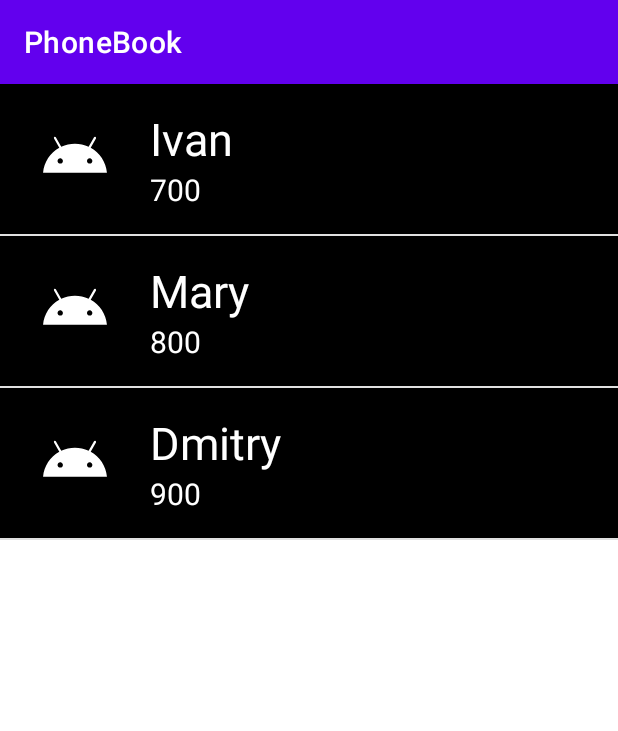
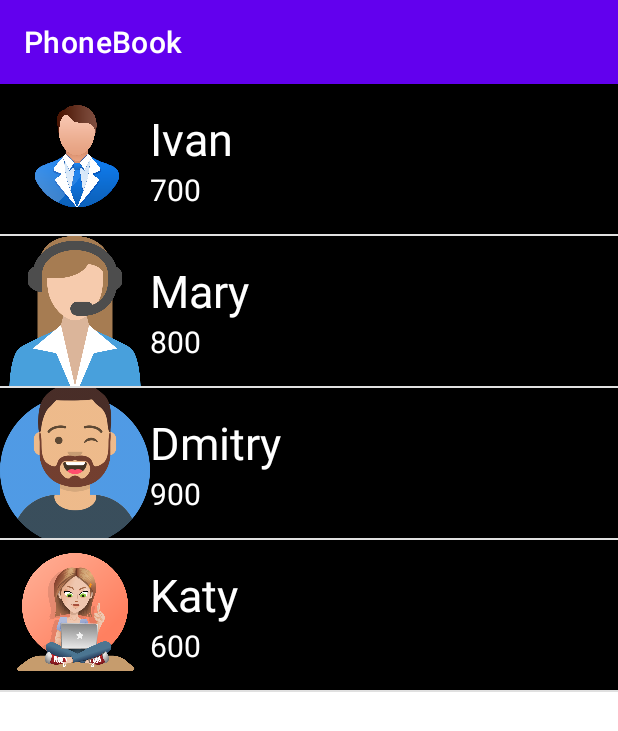
Before and after one commit to ArtemSitnikovProgrammer/Eltex-Android-java-PhoneBook, an Android app: the screen it shows after launch (MainActivity), on a phone screen of 412 x 824 dp. Shown: the top 731 px of the screen. Run offline under Robolectric (Android 15) with nearby library versions, the phone set to English and light mode, and no system bars.

Commit message:
add Developer and Manager class, avatar image

```diff
--- /dev/null
+++ b/app/src/main/java/ru/eltex/phonebook/Developer.java
@@ -0,0 +1,8 @@
+package ru.eltex.phonebook;
+
+public class Developer extends User{
+
+    public Developer(String name, String phone, String gender) {
+        super(name, phone,gender);
+    }
+}
--- a/app/src/main/java/ru/eltex/phonebook/MainActivity.java
+++ b/app/src/main/java/ru/eltex/phonebook/MainActivity.java
@@ -20,9 +20,10 @@ public class MainActivity extends AppCompatActivity {
 
 
         User[] users = {
-                new User("Ivan", "700"),
-                new User("Mary", "800"),
-                new User("Dmitry", "900"),
+                new Manager("Ivan", "700", "M"),
+                new Manager("Mary", "800", "W"),
+                new Developer("Dmitry", "900","M"),
+                new Developer("Katy", "600", "W")
         };
 
         PhoneAdapter phoneAdapter = new PhoneAdapter(this, users);
--- /dev/null
+++ b/app/src/main/java/ru/eltex/phonebook/Manager.java
@@ -0,0 +1,8 @@
+package ru.eltex.phonebook;
+
+public class Manager extends User{
+
+    public Manager(String name, String phone, String gender) {
+        super(name, phone,gender);
+    }
+}
--- a/app/src/main/java/ru/eltex/phonebook/PhoneAdapter.java
+++ b/app/src/main/java/ru/eltex/phonebook/PhoneAdapter.java
@@ -36,7 +36,16 @@ public class PhoneAdapter extends ArrayAdapter<User> {
         phone.setText(this.users[position].getPhone());
 
         ImageView imageView = (ImageView) view.findViewById(R.id.avatar);
-        imageView.setImageResource(R.drawable.ic_launcher_foreground);
+
+        if("Developer".equals(this.users[position].getClass().getSimpleName())) {
+            if("M".equals(this.users[position].getGender())) {
+                imageView.setImageResource(R.drawable.developer_man);
+            }else imageView.setImageResource(R.drawable.developer_woman);
+        }else if("Manager".equals(this.users[position].getClass().getSimpleName())){
+            if("M".equals(this.users[position].getGender())) {
+                imageView.setImageResource(R.drawable.manager_man);
+            }else imageView.setImageResource(R.drawable.manager_woman);
+        }else imageView.setImageResource(R.drawable.ic_launcher_foreground);
 
         return view;
     }
--- a/app/src/main/java/ru/eltex/phonebook/User.java
+++ b/app/src/main/java/ru/eltex/phonebook/User.java
@@ -4,10 +4,12 @@ public class User {
 
     private String name;
     private String phone;
+    private String gender;
 
-    public User(String name, String phone){
+    public User(String name, String phone, String gender){
         this.name = name;
         this.phone = phone;
+        this.gender = gender;
     }
 
     public String getName() {
@@ -25,4 +27,12 @@ public class User {
     public void setPhone(String phone) {
         this.phone = phone;
     }
+
+    public String getGender() {
+        return gender;
+    }
+
+    public void setGender(String gender) {
+        this.gender = gender;
+    }
 }
--- a/app/src/main/res/layout/item.xml
+++ b/app/src/main/res/layout/item.xml
@@ -9,7 +9,9 @@
     <ImageView
         android:layout_width="100dp"
         android:layout_height="100dp"
-        android:id="@+id/avatar" />
+        android:id="@+id/avatar"
+        android:scaleType="centerCrop"
+        android:background="@color/black"/>
 
     <LinearLayout
         android:layout_width="wrap_content"
```
Also changed, not shown: app/src/main/res/drawable/developer_man.png (added), app/src/main/res/drawable/developer_woman.png (added), app/src/main/res/drawable/manager_man.png (added), app/src/main/res/drawable/manager_woman.png (added).
